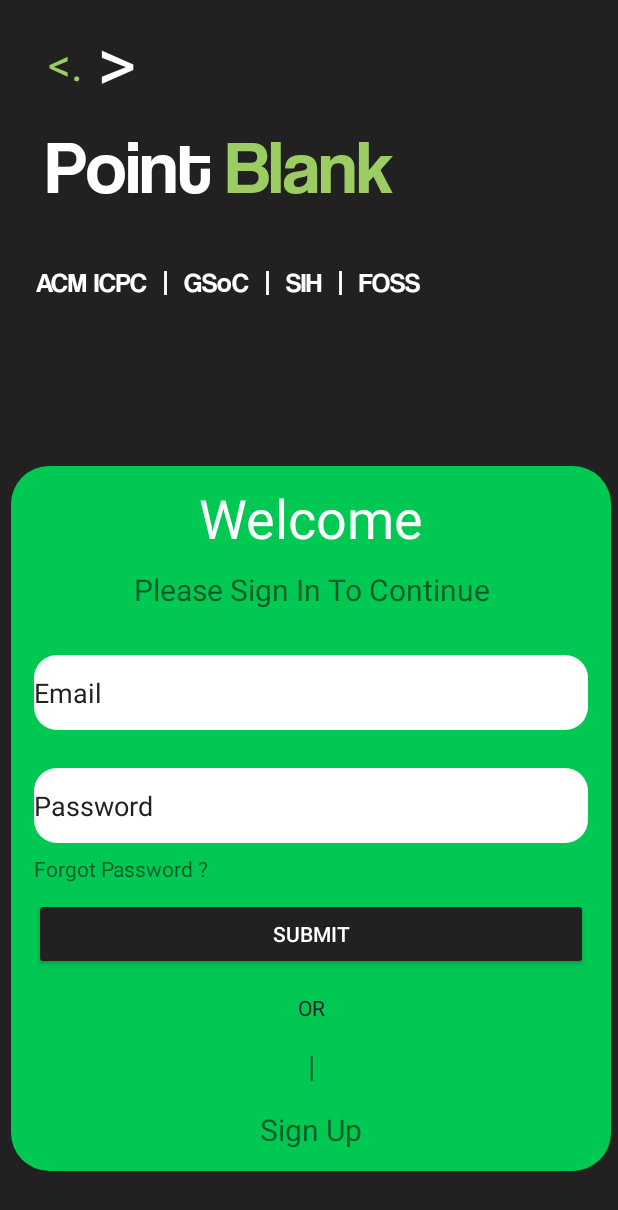
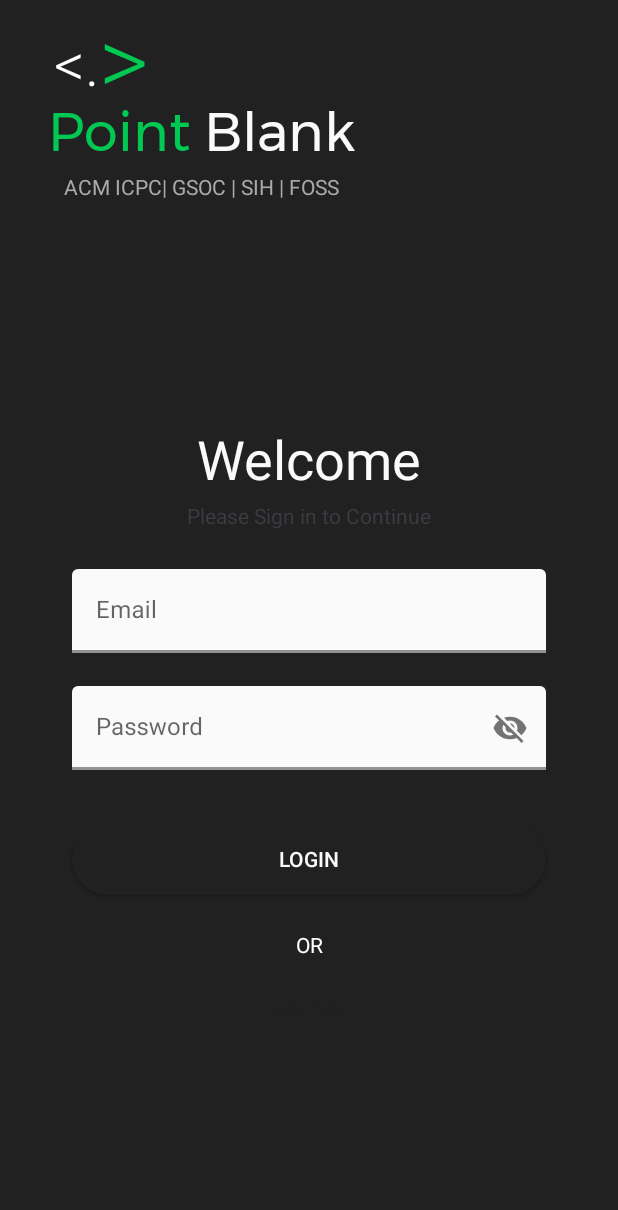
Before and after one commit to shreyasbhakta/PointBlank, an Android app: the LoginFragment screen opened through its navigation route, on a phone screen of 412 x 824 dp. Shown: the top 1210 px of the screen. Run offline under Robolectric (Android 15) with nearby library versions, the phone set to English and light mode, and no system bars.

Commit message:
Login screen implemented

```diff
--- a/app/src/main/java/com/dscepointblank/pointblank/fragments/LoginFragment.kt
+++ b/app/src/main/java/com/dscepointblank/pointblank/fragments/LoginFragment.kt
@@ -5,7 +5,9 @@ import androidx.fragment.app.Fragment
 import android.view.LayoutInflater
 import android.view.View
 import android.view.ViewGroup
+import androidx.core.text.HtmlCompat
 import com.dscepointblank.pointblank.R
+import kotlinx.android.synthetic.main.fragment_login.view.*
 
 
 class LoginFragment : Fragment() {
@@ -16,6 +18,11 @@ class LoginFragment : Fragment() {
         savedInstanceState: Bundle?
     ): View? {
         // Inflate the layout for this fragment
-        return inflater.inflate(R.layout.fragment_login, container, false)
+        val view =  inflater.inflate(R.layout.fragment_login, container, false)
+
+        val text = "<font color=#00C853>Point</font> <font color=#fafafa>Blank</font>"
+        view.loginPBTV.text = HtmlCompat.fromHtml(text,HtmlCompat.FROM_HTML_MODE_LEGACY)
+
+        return view
     }
 }
--- /dev/null
+++ b/app/src/main/res/drawable/cursor.xml
@@ -0,0 +1,5 @@
+<?xml version="1.0" encoding="utf-8"?>
+<shape xmlns:android="http://schemas.android.com/apk/res/android">
+<size android:width="2dp"/>
+    <solid android:color="@color/cursorcolor"/>
+</shape>
--- /dev/null
+++ b/app/src/main/res/drawable/login_btn_background.xml
@@ -0,0 +1,7 @@
+<?xml version="1.0" encoding="utf-8"?>
+<shape android:shape="rectangle" xmlns:android="http://schemas.android.com/apk/res/android">
+
+    <solid android:color="@color/deepBlack"/>
+    <corners android:radius="125dp"/>
+
+</shape>
--- a/app/src/main/res/layout/fragment_coding_contests.xml
+++ b/app/src/main/res/layout/fragment_coding_contests.xml
@@ -1,10 +1,10 @@
 <?xml version="1.0" encoding="utf-8"?>
 <androidx.constraintlayout.widget.ConstraintLayout xmlns:android="http://schemas.android.com/apk/res/android"
+    xmlns:app="http://schemas.android.com/apk/res-auto"
     xmlns:tools="http://schemas.android.com/tools"
     android:layout_width="match_parent"
-    android:background="@color/deepBlack"
     android:layout_height="match_parent"
-    xmlns:app="http://schemas.android.com/apk/res-auto"
+    android:background="@color/green"
     tools:context=".fragments.onbording.CodingContests">
 
     <TextView
--- a/app/src/main/res/layout/fragment_forum.xml
+++ b/app/src/main/res/layout/fragment_forum.xml
@@ -4,7 +4,7 @@
     xmlns:tools="http://schemas.android.com/tools"
     android:layout_width="match_parent"
     android:layout_height="match_parent"
-    android:background="@color/deepBlack"
+    android:background="@color/green"
     tools:context=".fragments.onbording.Forum">
 
 
--- a/app/src/main/res/layout/fragment_login.xml
+++ b/app/src/main/res/layout/fragment_login.xml
@@ -2,198 +2,207 @@
 <androidx.constraintlayout.widget.ConstraintLayout xmlns:android="http://schemas.android.com/apk/res/android"
     xmlns:app="http://schemas.android.com/apk/res-auto"
     xmlns:tools="http://schemas.android.com/tools"
-    android:id="@+id/relativeLayout"
     android:layout_width="match_parent"
     android:layout_height="match_parent"
-    android:background="@color/deepBlack"
+    android:background="@android:color/transparent"
+    tools:background="@color/deepBlack"
+    android:theme="@style/Theme.MaterialComponents.DayNight.NoActionBar"
     tools:context=".fragments.LoginFragment">
 
+    <androidx.constraintlayout.widget.Group
+        android:id="@+id/group"
+        android:layout_width="0dp"
+        android:layout_height="0dp"
+        android:layout_marginStart="16dp"
+        android:layout_marginTop="48dp"
+        android:layout_marginEnd="16dp"
+        android:layout_marginBottom="48dp"
+        android:background="@drawable/box"
+        app:layout_constraintBottom_toBottomOf="parent"
+        app:layout_constraintEnd_toEndOf="parent"
+        app:layout_constraintStart_toStartOf="parent"
+        app:layout_constraintTop_toBottomOf="@+id/group2" />
+
     <TextView
-        android:id="@+id/textView14"
+        android:id="@+id/loginPBTV"
         android:layout_width="wrap_content"
         android:layout_height="wrap_content"
-        android:layout_marginStart="8dp"
-        android:layout_marginTop="10dp"
-        android:layout_marginEnd="320dp"
-        android:layout_marginBottom="8dp"
-        android:text="@string/bracket2"
-        android:textColor="@color/White"
-        android:textSize="50sp"
-        app:layout_constraintBottom_toTopOf="@+id/textView15"
+        android:layout_marginStart="32dp"
+        android:layout_marginTop="56dp"
+        android:fontFamily="@font/montserrat"
+        android:textSize="36sp"
         app:layout_constraintEnd_toEndOf="parent"
-        app:layout_constraintStart_toEndOf="@+id/textView20"
-        app:layout_constraintTop_toTopOf="parent" />
-
+        app:layout_constraintHorizontal_bias="0.0"
+        app:layout_constraintStart_toStartOf="parent"
+        app:layout_constraintTop_toTopOf="@+id/textView24"
+        tools:text="Point Blank" />
 
     <TextView
-        android:id="@+id/textView15"
+        android:id="@+id/textView24"
         android:layout_width="wrap_content"
         android:layout_height="wrap_content"
-        android:layout_marginTop="80dp"
-        android:layout_marginEnd="240dp"
-        android:layout_marginBottom="12dp"
-        android:fontFamily="@font/coolvetica"
-        android:text="Point"
-        android:textColor="@color/White"
-        android:textSize="50sp"
-        app:layout_constraintBottom_toTopOf="@+id/textView17"
-        app:layout_constraintEnd_toEndOf="parent"
-        app:layout_constraintStart_toStartOf="parent"
-        app:layout_constraintTop_toTopOf="parent"
-        app:layout_constraintVertical_bias="0.0" />
-
-    <TextView
-        android:id="@+id/textView16"
-        android:layout_width="wrap_content"
-        android:layout_height="wrap_content"
-        android:layout_marginTop="80dp"
-        android:layout_marginBottom="17dp"
-        android:fontFamily="@font/coolvetica"
-        android:text="Blank"
-        android:textColor="@color/lightgreen"
-        android:textSize="50sp"
-        app:layout_constraintBottom_toTopOf="@+id/textView17"
-        app:layout_constraintEnd_toEndOf="parent"
-        app:layout_constraintStart_toStartOf="parent"
-        app:layout_constraintTop_toTopOf="parent"
-        app:layout_constraintVertical_bias="0.0" />
-
-    <TextView
-        android:id="@+id/textView17"
-        android:layout_width="wrap_content"
-        android:layout_height="wrap_content"
-        android:layout_marginStart="28dp"
-        android:layout_marginTop="175dp"
-        android:layout_marginEnd="135dp"
-        android:layout_marginBottom="110dp"
-        android:fontFamily="@font/coolvetica"
-        android:text="ACM ICPC  |  GSoC  |  SIH  |  FOSS"
-        android:textColor="@color/White"
-        android:textSize="18sp"
-        app:layout_constraintBottom_toTopOf="@+id/linearLayout"
-        app:layout_constraintEnd_toEndOf="parent"
-        app:layout_constraintStart_toStartOf="parent"
+        android:layout_marginTop="4dp"
+        android:fontFamily="sans-serif-light"
+        android:includeFontPadding="false"
+        android:text=">"
+        android:textColor="@color/green"
+        android:textSize="64sp"
+        app:layout_constraintEnd_toEndOf="@+id/loginPBTV"
+        app:layout_constraintHorizontal_bias=".2"
+        app:layout_constraintStart_toStartOf="@+id/loginPBTV"
         app:layout_constraintTop_toTopOf="parent" />
 
     <TextView
-        android:id="@+id/textView20"
+        android:id="@+id/textView25"
         android:layout_width="wrap_content"
         android:layout_height="wrap_content"
-        android:layout_marginEnd="330dp"
-        android:layout_marginBottom="17dp"
-        android:text="@string/bracket1"
-        android:textColor="@color/lightgreen"
-        android:textSize="30sp"
-        app:layout_constraintBottom_toTopOf="@+id/textView15"
-        app:layout_constraintEnd_toEndOf="parent"
-        app:layout_constraintHorizontal_bias="0.54"
-        app:layout_constraintStart_toStartOf="parent"
-        app:layout_constraintTop_toTopOf="parent"
-        app:layout_constraintVertical_bias="1.0" />
+        android:fontFamily="sans-serif-light"
+        android:text="@string/leftHalf"
+        android:textColor="@color/White"
+        android:textSize="40sp"
+        app:layout_constraintBottom_toBottomOf="@+id/textView24"
+        app:layout_constraintEnd_toStartOf="@+id/textView24"
+        app:layout_constraintTop_toTopOf="@+id/textView24" />
 
-    <LinearLayout
-        android:id="@+id/linearLayout"
-        android:layout_width="400dp"
-        android:layout_height="470dp"
-        android:background="@drawable/box"
-        android:orientation="vertical"
+    <TextView
+        android:id="@+id/textView26"
+        android:layout_width="wrap_content"
+        android:layout_height="wrap_content"
+        android:text="@string/pb_sub_text"
+        android:textColor="@android:color/darker_gray"
+        app:layout_constraintEnd_toEndOf="@+id/loginPBTV"
+        app:layout_constraintStart_toStartOf="@+id/loginPBTV"
+        app:layout_constraintTop_toBottomOf="@+id/loginPBTV" />
+
+    <TextView
+        android:id="@+id/textView27"
+        android:layout_width="wrap_content"
+        android:layout_height="wrap_content"
+        android:layout_marginTop="16dp"
+        android:text="Welcome"
+        android:textColor="@color/lightWhight"
+        android:textSize="36sp"
         app:layout_constraintBottom_toBottomOf="parent"
         app:layout_constraintEnd_toEndOf="parent"
-        app:layout_constraintHorizontal_bias="0.59"
+        app:layout_constraintHorizontal_bias=".5"
         app:layout_constraintStart_toStartOf="parent"
-        app:layout_constraintTop_toTopOf="parent"
-        app:layout_constraintVertical_bias="0.877">
+        app:layout_constraintTop_toTopOf="@+id/group"
+        app:layout_constraintVertical_bias="0" />
+
+    <TextView
+        android:id="@+id/textView28"
+        android:layout_width="wrap_content"
+        android:layout_height="wrap_content"
+        android:layout_marginTop="4dp"
+        android:text="Please Sign in to Continue"
+        android:textColor="@color/lightBlack"
+        app:layout_constraintEnd_toEndOf="parent"
+        app:layout_constraintStart_toStartOf="parent"
+        app:layout_constraintTop_toBottomOf="@+id/textView27" />
+
+    <com.google.android.material.textfield.TextInputLayout
+        android:id="@+id/textInputLayout"
+        style="@style/Widget.App.TextInputLayout"
+        android:layout_width="0dp"
+        android:layout_height="wrap_content"
+        android:layout_marginStart="32dp"
+        android:layout_marginTop="8dp"
+        android:layout_marginEnd="32dp"
+        android:hint="Email"
+        app:boxBackgroundColor="@color/lightWhight"
+        app:boxStrokeWidth="2dp"
+        app:endIconMode="clear_text"
+        app:layout_constraintBottom_toBottomOf="@+id/group"
+        app:layout_constraintEnd_toEndOf="@+id/group"
+        app:layout_constraintStart_toStartOf="@+id/group"
+        app:layout_constraintTop_toBottomOf="@+id/textView28"
+        app:layout_constraintVertical_bias=".05">
+
+        <com.google.android.material.textfield.TextInputEditText
+            android:layout_width="match_parent"
+            android:layout_height="match_parent"
+            android:foregroundTint="@color/redColor"
+            android:textCursorDrawable="@drawable/cursor" />
+
+    </com.google.android.material.textfield.TextInputLayout>
+
+    <com.google.android.material.textfield.TextInputLayout
+        android:id="@+id/textInputLayout2"
+        style="@style/Widget.App.TextInputLayout"
+        android:layout_width="0dp"
+        android:layout_height="wrap_content"
+        android:layout_marginTop="8dp"
+        android:hint="Password"
+        app:boxBackgroundColor="@color/lightWhight"
+        app:boxStrokeWidth="2dp"
+        app:endIconMode="password_toggle"
+        app:layout_constraintBottom_toBottomOf="@+id/group"
+        app:layout_constraintEnd_toEndOf="@+id/textInputLayout"
+        app:layout_constraintStart_toStartOf="@+id/textInputLayout"
+        app:layout_constraintTop_toBottomOf="@+id/textInputLayout"
+        app:layout_constraintVertical_bias=".05">
+
+        <com.google.android.material.textfield.TextInputEditText
+            android:layout_width="match_parent"
+            android:layout_height="match_parent" />
+
+    </com.google.android.material.textfield.TextInputLayout>
+
+    <androidx.appcompat.widget.AppCompatButton
+        android:id="@+id/appCompatButton"
+        android:layout_width="0dp"
+        android:layout_height="wrap_content"
+        android:layout_marginStart="32dp"
+        android:layout_marginTop="4dp"
+        android:layout_marginEnd="32dp"
+        android:background="@drawable/login_btn_background"
+        android:text="Login"
+        android:textColor="@color/lightWhight"
+        app:layout_constraintBottom_toBottomOf="@+id/group"
+        app:layout_constraintEnd_toEndOf="@+id/group"
+        app:layout_constraintStart_toStartOf="@+id/group"
+        app:layout_constraintTop_toBottomOf="@+id/textInputLayout2"
+        app:layout_constraintVertical_bias=".15" />
+
+    <TextView
+        android:id="@+id/textView9"
+        android:layout_width="wrap_content"
+        android:layout_height="wrap_content"
+        android:layout_marginTop="8dp"
+        android:text="OR"
+        android:textColor="@color/White"
+        app:layout_constraintBottom_toBottomOf="@+id/group"
+        app:layout_constraintEnd_toEndOf="@+id/appCompatButton"
+        app:layout_constraintStart_toStartOf="@+id/appCompatButton"
+        app:layout_constraintTop_toBottomOf="@+id/appCompatButton"
+        app:layout_constraintVertical_bias=".1" />
+
+    <TextView
+        android:id="@+id/textView29"
+        android:layout_width="wrap_content"
+        android:layout_height="wrap_content"
+        android:layout_marginTop="8dp"
+        android:layout_marginBottom="8dp"
+        android:text="@string/signup_here"
+        android:textColor="@color/deepBlack"
+        android:textSize="16sp"
+        android:textStyle="italic"
+        app:layout_constraintBottom_toBottomOf="@+id/group"
+        app:layout_constraintEnd_toEndOf="@+id/appCompatButton"
+        app:layout_constraintStart_toStartOf="@+id/appCompatButton"
+        app:layout_constraintTop_toBottomOf="@+id/textView9"
+        app:layout_constraintVertical_bias=".1" />
+
+    <androidx.constraintlayout.widget.Group
+        android:id="@+id/group2"
+        android:layout_width="0dp"
+        android:layout_height="wrap_content"
+        android:layout_marginTop="16dp"
+        app:layout_constraintBottom_toBottomOf="parent"
+        app:layout_constraintEnd_toEndOf="parent"
+        app:layout_constraintStart_toStartOf="parent"
+        app:layout_constraintTop_toBottomOf="@+id/textView26"
+        app:layout_constraintVertical_bias=".1" />
 
 
-        <TextView
-            android:id="@+id/textView21"
-            android:layout_width="match_parent"
-            android:layout_height="wrap_content"
-            android:layout_marginTop="10dp"
-            android:text="Welcome"
-            android:textAlignment="center"
-            android:textColor="@color/White"
-            android:textSize="36sp" />
-
-        <TextView
-            android:id="@+id/textView22"
-            android:layout_width="match_parent"
-            android:layout_height="wrap_content"
-            android:layout_marginTop="10dp"
-            android:text="Please Sign In To Continue"
-            android:textAlignment="center"
-            android:textSize="20sp" />
-
-        <EditText
-            android:id="@+id/editTextTextEmailAddress2"
-            android:layout_width="match_parent"
-            android:layout_height="50dp"
-            android:layout_marginHorizontal="15dp"
-            android:layout_marginTop="30dp"
-            android:background="@drawable/boxformfield"
-            android:ems="10"
-            android:inputType="textEmailAddress"
-            android:hint="Email"
-            android:textColorHint="@color/deepBlack"
-            />
-
-        <EditText
-            android:id="@+id/editTextTextPassword"
-            android:layout_width="match_parent"
-            android:layout_height="50dp"
-            android:layout_marginHorizontal="15dp"
-            android:layout_marginTop="25sp"
-            android:background="@drawable/boxformfield"
-            android:ems="10"
-            android:inputType="textPassword"
-            android:hint="Password"
-            android:textColorHint="@color/deepBlack" />
-
-        <TextView
-            android:id="@+id/textView23"
-            android:layout_width="match_parent"
-            android:layout_height="wrap_content"
-            android:layout_marginHorizontal="15dp"
-            android:layout_marginTop="7dp"
-            android:text="Forgot Password ?"
-            android:textAlignment="viewStart"
-            android:textSize="14sp" />
-
-        <Button
-            android:layout_width="match_parent"
-            android:layout_height="wrap_content"
-            android:layout_marginHorizontal="15dp"
-            android:layout_marginTop="10dp"
-            android:backgroundTint="@color/deepBlack"
-            android:shadowColor="@color/deepBlack"
-            android:text="Submit"
-            android:textColor="@color/White" />
-
-        <TextView
-            android:id="@+id/textView13"
-            android:layout_width="match_parent"
-            android:layout_height="wrap_content"
-            android:layout_marginTop="15dp"
-            android:text="OR"
-            android:textAlignment="center"
-            android:textColor="@color/deepBlack"/>
-
-        <TextView
-            android:id="@+id/textView19"
-            android:layout_width="match_parent"
-            android:layout_height="wrap_content"
-            android:text="|"
-            android:textAlignment="center"
-            android:textSize="20sp"
-            android:layout_marginTop="15sp" />
-
-        <TextView
-            android:id="@+id/textView18"
-            android:layout_width="match_parent"
-            android:layout_height="wrap_content"
-            android:layout_marginTop="15dp"
-            android:text="Sign Up"
-            android:textAlignment="center"
-            android:textSize="20sp"/>
-    </LinearLayout>
 </androidx.constraintlayout.widget.ConstraintLayout>
--- a/app/src/main/res/layout/fragment_splash.xml
+++ b/app/src/main/res/layout/fragment_splash.xml
@@ -30,7 +30,7 @@
         android:fontFamily="sans-serif-light"
         android:text=">"
         android:textColor="@color/green"
-        android:textSize="64sp"
+        android:textSize="68sp"
         app:layout_constraintBottom_toTopOf="@+id/splashPbTv"
         app:layout_constraintEnd_toEndOf="@+id/splashPbTv"
         app:layout_constraintHorizontal_bias="0.57"
@@ -72,7 +72,7 @@
         android:layout_marginEnd="8dp"
         android:layout_marginBottom="24dp"
         android:textColor="@color/green"
-        android:text="ACM ICPC| GSOC | SIH | FOSS"
+        android:text="@string/pb_sub_text"
         app:layout_constraintBottom_toBottomOf="parent"
         app:layout_constraintEnd_toEndOf="parent"
         app:layout_constraintStart_toStartOf="parent" />
--- a/app/src/main/res/layout/fragment_view_pager.xml
+++ b/app/src/main/res/layout/fragment_view_pager.xml
@@ -4,7 +4,7 @@
     android:layout_width="match_parent"
     android:layout_height="match_parent"
     android:background="@color/deepBlack"
-    tools:context=".fragments.onbording.ViewPagerFragment">
+    tools:context=".fragments.ViewPagerFragment">
 
 
     <androidx.viewpager2.widget.ViewPager2
--- a/app/src/main/res/layout/fragment_write_up.xml
+++ b/app/src/main/res/layout/fragment_write_up.xml
@@ -1,10 +1,10 @@
 <?xml version="1.0" encoding="utf-8"?>
 <androidx.constraintlayout.widget.ConstraintLayout xmlns:android="http://schemas.android.com/apk/res/android"
+    xmlns:app="http://schemas.android.com/apk/res-auto"
     xmlns:tools="http://schemas.android.com/tools"
     android:layout_width="match_parent"
     android:layout_height="match_parent"
-    android:background="@color/deepBlack"
-    xmlns:app="http://schemas.android.com/apk/res-auto"
+    android:background="@color/green"
     tools:context=".fragments.onbording.WriteUpFragment">
 
     <TextView
--- a/app/src/main/res/navigation/start_setup.xml
+++ b/app/src/main/res/navigation/start_setup.xml
@@ -25,7 +25,7 @@
     </fragment>
     <fragment
         android:id="@+id/viewPagerFragment"
-        android:name="com.dscepointblank.pointblank.fragments.onbording.ViewPagerFragment"
+        android:name="com.dscepointblank.pointblank.fragments.ViewPagerFragment"
         android:label="fragment_view_pager"
         tools:layout="@layout/fragment_view_pager" >
         <action
@@ -39,5 +39,5 @@
         android:id="@+id/loginFragment"
         android:name="com.dscepointblank.pointblank.fragments.LoginFragment"
         android:label="fragment_login"
-        tools:layout="@layout/fragment_login" />
+        tools:layout="@layout/old_login" />
 </navigation>
--- a/app/src/main/res/values/colors.xml
+++ b/app/src/main/res/values/colors.xml
@@ -7,6 +7,8 @@
     <color name="redColor">#C62828</color>
     <color name="green">#00C853</color>
     <color name="deepBlack">#212121</color>
+    <color name="lightBlack">#3a3c42</color>
     <color name="lightWhight">#fafafa</color>
     <color name="White">#FFFFFF</color>
+    <color name="cursorcolor">#AD1457</color>
 </resources>
--- a/app/src/main/res/values/strings.xml
+++ b/app/src/main/res/values/strings.xml
@@ -26,5 +26,7 @@
     <string name="leftHalf"><![CDATA[<.]]></string>
     <string name="bracket1"><![CDATA[<.]]></string>
     <string name="bracket2"><![CDATA[>]]></string>
+    <string name="pb_sub_text">ACM ICPC| GSOC | SIH | FOSS</string>
+    <string name="signup_here"><u>SignUp</u></string>
 
 </resources>
--- a/app/src/main/res/values/styles.xml
+++ b/app/src/main/res/values/styles.xml
@@ -24,8 +24,8 @@
     </style>
 
     <style name="ThemeOverlay.App.TextInputLayout" parent="">
-        <item name="colorPrimary">#00c853</item>
-        <item name="colorOnSurface">@android:color/white</item>
+        <item name="colorPrimary">#AD1457</item>
+        <item name="colorOnSurface">@android:color/black</item>
         <item name="editTextStyle">@style/Widget.MaterialComponents.TextInputEditText.FilledBox
         </item>
     </style>
```
Also changed, not shown: app/src/main/java/com/dscepointblank/pointblank/fragments/ViewPagerFragment.kt (renamed from app/src/main/java/com/dscepointblank/pointblank/fragments/onbording/ViewPagerFragment.kt, +10 -7 lines), app/src/main/res/layout/old_login.xml (added, +199 -0 lines), app/src/main/res/values/dimens.xml (added, +11 -0 lines).
